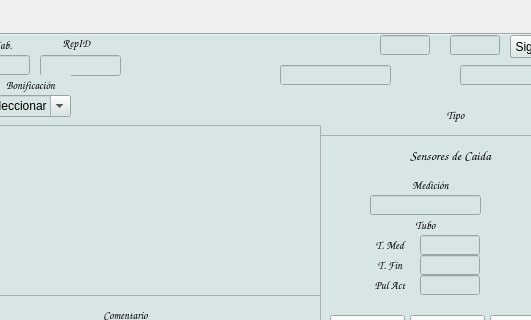
The window that reparaciones.ui (Matias2178/Sistema_Postventa) describes before a commit, drawn with Qt 5; both pictures show x 362 to 893 and y 0 to 320 of the 1298 by 591 pixel window.
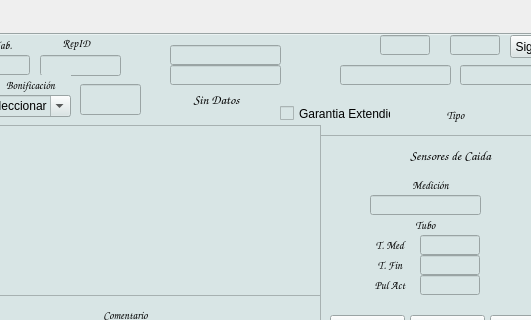
The same window after the commit. Icons and pictures are not drawn.

Commit message: Carga el % del valor de reparaciones de los perifericos segun el tiempo de fabricacion

Patch:
```diff
--- a/reparaciones.ui
+++ b/reparaciones.ui
@@ -2084,52 +2084,7 @@
      </item>
      <item>
       <property name="text">
-       <string>0%</string>
-      </property>
-     </item>
-     <item>
-      <property name="text">
-       <string>97.5%</string>
-      </property>
-     </item>
-     <item>
-      <property name="text">
-       <string>95%</string>
-      </property>
-     </item>
-     <item>
-      <property name="text">
-       <string>93%</string>
-      </property>
-     </item>
-     <item>
-      <property name="text">
-       <string>90%</string>
-      </property>
-     </item>
-     <item>
-      <property name="text">
-       <string>85%</string>
-      </property>
-     </item>
-     <item>
-      <property name="text">
-       <string>80%</string>
-      </property>
-     </item>
-     <item>
-      <property name="text">
-       <string>70%</string>
-      </property>
-     </item>
-     <item>
-      <property name="text">
-       <string>50%</string>
-      </property>
-     </item>
-     <item>
-      <property name="text">
-       <string>35%</string>
+       <string>45%</string>
       </property>
      </item>
      <item>
@@ -2139,22 +2094,7 @@
      </item>
      <item>
       <property name="text">
-       <string>25%</string>
-      </property>
-     </item>
-     <item>
-      <property name="text">
-       <string>20%</string>
-      </property>
-     </item>
-     <item>
-      <property name="text">
-       <string>15%</string>
-      </property>
-     </item>
-     <item>
-      <property name="text">
-       <string>10%</string>
+       <string>0%</string>
       </property>
      </item>
     </widget>
@@ -4729,43 +4669,215 @@
      </property>
      <property name="geometry">
       <rect>
+       <x>690</x>
+       <y>30</y>
+       <width>111</width>
+       <height>20</height>
+      </rect>
+     </property>
+     <property name="sizePolicy">
+      <sizepolicy hsizetype="Expanding" vsizetype="Maximum">
+       <horstretch>0</horstretch>
+       <verstretch>0</verstretch>
+      </sizepolicy>
+     </property>
+     <property name="font">
+      <font>
+       <family>Times New Roman</family>
+       <pointsize>10</pointsize>
+       <weight>75</weight>
+       <bold>true</bold>
+      </font>
+     </property>
+     <property name="contextMenuPolicy">
+      <enum>Qt::DefaultContextMenu</enum>
+     </property>
+     <property name="layoutDirection">
+      <enum>Qt::LeftToRight</enum>
+     </property>
+     <property name="autoFillBackground">
+      <bool>false</bool>
+     </property>
+     <property name="locale">
+      <locale language="StandardMoroccanTamazight" country="Morocco"/>
+     </property>
+     <property name="text">
+      <string/>
+     </property>
+     <property name="alignment">
+      <set>Qt::AlignCenter</set>
+     </property>
+    </widget>
+    <widget class="QLineEdit" name="SEN_BONIF">
+     <property name="enabled">
+      <bool>true</bool>
+     </property>
+     <property name="geometry">
+      <rect>
+       <x>430</x>
+       <y>49</y>
+       <width>61</width>
+       <height>31</height>
+      </rect>
+     </property>
+     <property name="sizePolicy">
+      <sizepolicy hsizetype="Expanding" vsizetype="Maximum">
+       <horstretch>0</horstretch>
+       <verstretch>0</verstretch>
+      </sizepolicy>
+     </property>
+     <property name="font">
+      <font>
+       <family>Times New Roman</family>
+       <pointsize>10</pointsize>
+       <weight>75</weight>
+       <bold>true</bold>
+      </font>
+     </property>
+     <property name="contextMenuPolicy">
+      <enum>Qt::DefaultContextMenu</enum>
+     </property>
+     <property name="layoutDirection">
+      <enum>Qt::LeftToRight</enum>
+     </property>
+     <property name="autoFillBackground">
+      <bool>false</bool>
+     </property>
+     <property name="locale">
+      <locale language="StandardMoroccanTamazight" country="Morocco"/>
+     </property>
+     <property name="text">
+      <string/>
+     </property>
+     <property name="alignment">
+      <set>Qt::AlignCenter</set>
+     </property>
+    </widget>
+    <widget class="QLabel" name="SEN_ANT">
+     <property name="geometry">
+      <rect>
+       <x>496</x>
+       <y>54</y>
+       <width>141</width>
+       <height>20</height>
+      </rect>
+     </property>
+     <property name="font">
+      <font>
+       <family>Comic Sans MS</family>
+       <pointsize>10</pointsize>
+       <weight>75</weight>
+       <bold>true</bold>
+      </font>
+     </property>
+     <property name="text">
+      <string>Sin Datos</string>
+     </property>
+     <property name="alignment">
+      <set>Qt::AlignCenter</set>
+     </property>
+    </widget>
+    <widget class="QLineEdit" name="T1">
+     <property name="enabled">
+      <bool>true</bool>
+     </property>
+     <property name="geometry">
+      <rect>
+       <x>520</x>
+       <y>10</y>
+       <width>111</width>
+       <height>20</height>
+      </rect>
+     </property>
+     <property name="sizePolicy">
+      <sizepolicy hsizetype="Expanding" vsizetype="Maximum">
+       <horstretch>0</horstretch>
+       <verstretch>0</verstretch>
+      </sizepolicy>
+     </property>
+     <property name="font">
+      <font>
+       <family>Times New Roman</family>
+       <pointsize>10</pointsize>
+       <weight>75</weight>
+       <bold>true</bold>
+      </font>
+     </property>
+     <property name="contextMenuPolicy">
+      <enum>Qt::DefaultContextMenu</enum>
+     </property>
+     <property name="layoutDirection">
+      <enum>Qt::LeftToRight</enum>
+     </property>
+     <property name="autoFillBackground">
+      <bool>false</bool>
+     </property>
+     <property name="locale">
+      <locale language="StandardMoroccanTamazight" country="Morocco"/>
+     </property>
+     <property name="text">
+      <string/>
+     </property>
+     <property name="alignment">
+      <set>Qt::AlignCenter</set>
+     </property>
+    </widget>
+    <widget class="QLineEdit" name="T2">
+     <property name="enabled">
+      <bool>true</bool>
+     </property>
+     <property name="geometry">
+      <rect>
+       <x>520</x>
+       <y>30</y>
+       <width>111</width>
+       <height>20</height>
+      </rect>
+     </property>
+     <property name="sizePolicy">
+      <sizepolicy hsizetype="Expanding" vsizetype="Maximum">
+       <horstretch>0</horstretch>
+       <verstretch>0</verstretch>
+      </sizepolicy>
+     </property>
+     <property name="font">
+      <font>
+       <family>Times New Roman</family>
+       <pointsize>10</pointsize>
+       <weight>75</weight>
+       <bold>true</bold>
+      </font>
+     </property>
+     <property name="contextMenuPolicy">
+      <enum>Qt::DefaultContextMenu</enum>
+     </property>
+     <property name="layoutDirection">
+      <enum>Qt::LeftToRight</enum>
+     </property>
+     <property name="autoFillBackground">
+      <bool>false</bool>
+     </property>
+     <property name="locale">
+      <locale language="StandardMoroccanTamazight" country="Morocco"/>
+     </property>
+     <property name="text">
+      <string/>
+     </property>
+     <property name="alignment">
+      <set>Qt::AlignCenter</set>
+     </property>
+    </widget>
+    <widget class="QCheckBox" name="checkBox">
+     <property name="geometry">
+      <rect>
        <x>630</x>
-       <y>30</y>
+       <y>70</y>
        <width>111</width>
-       <height>20</height>
+       <height>17</height>
       </rect>
      </property>
-     <property name="sizePolicy">
-      <sizepolicy hsizetype="Expanding" vsizetype="Maximum">
-       <horstretch>0</horstretch>
-       <verstretch>0</verstretch>
-      </sizepolicy>
-     </property>
-     <property name="font">
-      <font>
-       <family>Times New Roman</family>
-       <pointsize>10</pointsize>
-       <weight>75</weight>
-       <bold>true</bold>
-      </font>
-     </property>
-     <property name="contextMenuPolicy">
-      <enum>Qt::DefaultContextMenu</enum>
-     </property>
-     <property name="layoutDirection">
-      <enum>Qt::LeftToRight</enum>
-     </property>
-     <property name="autoFillBackground">
-      <bool>false</bool>
-     </property>
-     <property name="locale">
-      <locale language="StandardMoroccanTamazight" country="Morocco"/>
-     </property>
      <property name="text">
-      <string/>
-     </property>
-     <property name="alignment">
-      <set>Qt::AlignCenter</set>
+      <string>Garantia Extendida</string>
      </property>
     </widget>
     <zorder>SEN_FF</zorder>
@@ -4807,6 +4919,11 @@
     <zorder>PerifericosDatos</zorder>
     <zorder>Medicion</zorder>
     <zorder>Medicion_2</zorder>
+    <zorder>SEN_BONIF</zorder>
+    <zorder>SEN_ANT</zorder>
+    <zorder>T1</zorder>
+    <zorder>T2</zorder>
+    <zorder>checkBox</zorder>
    </widget>
    <widget class="QWidget" name="Instalaciones">
     <attribute name="title">
```
The commit also changes 7 other files.
